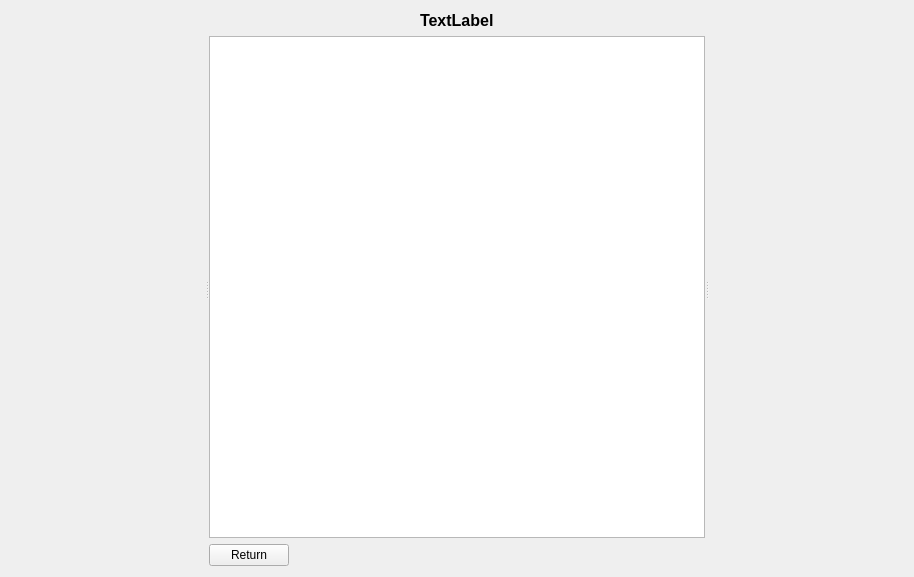
First picture: the form in Sources/App/StudentClient/CourseUnitDetailsPanel/courseunitdetailspanel.ui, repository timattt/Cognitia-II, before the edit.
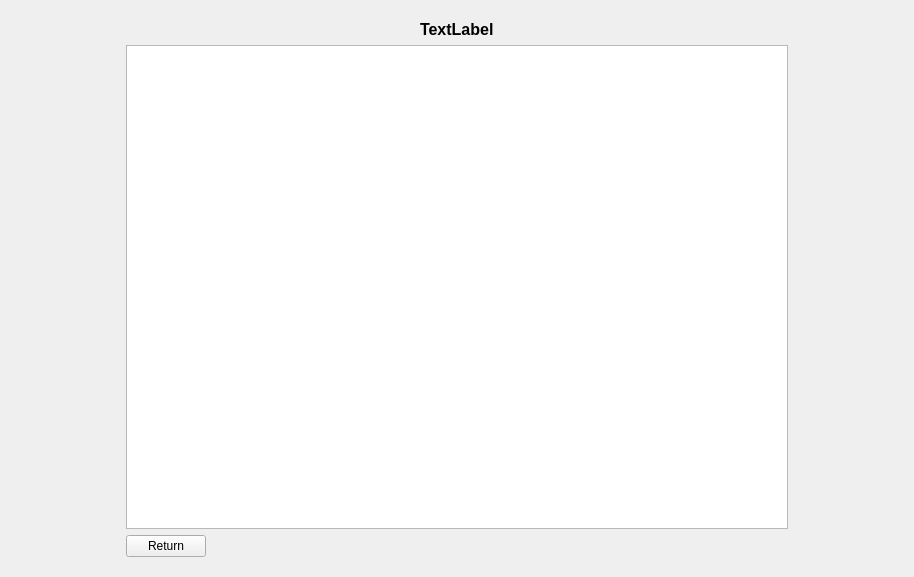
Second picture: the form after the edit. Custom widgets are drawn as their Qt base class.

```diff
--- a/Sources/App/StudentClient/CourseUnitDetailsPanel/courseunitdetailspanel.ui
+++ b/Sources/App/StudentClient/CourseUnitDetailsPanel/courseunitdetailspanel.ui
@@ -15,11 +15,13 @@
   </property>
   <layout class="QHBoxLayout" name="horizontalLayout_3">
    <item>
-    <widget class="QSplitter" name="splitter">
-     <property name="orientation">
-      <enum>Qt::Horizontal</enum>
-     </property>
      <widget class="OutputRelativeSkillsPanel" name="outDeltaSkills" native="true">
+     <property name="sizePolicy">
+      <sizepolicy hsizetype="Preferred" vsizetype="Preferred">
+       <horstretch>0</horstretch>
+       <verstretch>0</verstretch>
+      </sizepolicy>
+     </property>
       <property name="minimumSize">
        <size>
         <width>100</width>
@@ -27,7 +29,9 @@
        </size>
       </property>
      </widget>
-     <widget class="QWidget" name="verticalLayoutWidget">
+   </item>
+   <item>
+    <widget class="QWidget" name="info" native="true">
       <layout class="QVBoxLayout" name="verticalLayout">
        <item alignment="Qt::AlignHCenter">
         <widget class="QLabel" name="cuName">
@@ -76,14 +80,21 @@
        </item>
       </layout>
      </widget>
+   </item>
+   <item>
      <widget class="ClientChat" name="chat" native="true">
+     <property name="sizePolicy">
+      <sizepolicy hsizetype="Maximum" vsizetype="Preferred">
+       <horstretch>0</horstretch>
+       <verstretch>0</verstretch>
+      </sizepolicy>
+     </property>
       <property name="minimumSize">
        <size>
         <width>100</width>
         <height>100</height>
        </size>
       </property>
-     </widget>
     </widget>
    </item>
   </layout>
```
Left out of the diff: 2 changed lines with no effect on the pictures. Lines whose indentation alone changed are shown as unchanged.
